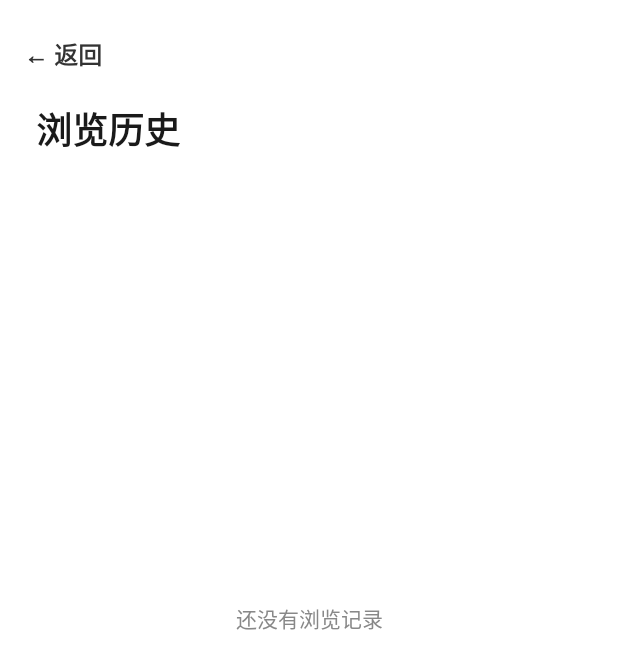
After one commit to Creede-Riel/PoemApp, an Android app: the HistoryActivity screen opened directly, with no data from a screen before it, on a phone screen of 412 x 824 dp. The commit adds this screen. Shown: the top 669 px of the screen. Run offline under Robolectric (Android 15) with nearby library versions, the phone set to English and light mode, and no system bars.

Commit message:
在上述基础上，完成了浏览历史功能，修改了快速点击诗词卡片会进入两次详情页的bug，把历史记录的时间点精确到秒

```diff
--- a/app/src/main/AndroidManifest.xml
+++ b/app/src/main/AndroidManifest.xml
@@ -23,7 +23,10 @@
         </activity>
         <activity android:name=".Ui.Register" />
         <activity android:name=".Ui.MainActivity" />
-        <activity android:name=".Ui.DetailActivity" />
+        <activity
+            android:name=".Ui.DetailActivity"
+            android:launchMode="singleTop" />
+        <activity android:name=".Ui.HistoryActivity" />
     </application>
 
 </manifest>
--- a/app/src/main/java/com/example/poemapp/Data/DBHelper.kt
+++ b/app/src/main/java/com/example/poemapp/Data/DBHelper.kt
@@ -11,7 +11,7 @@ import java.util.Date
 import java.util.Locale
 
 class DBHelper(context: Context) :
-    SQLiteOpenHelper(context, "poem.db", null, 2) {
+    SQLiteOpenHelper(context, "poem.db", null, 3) {
 
     // ==================== 建表语句 ====================
 
@@ -54,13 +54,24 @@ class DBHelper(context: Context) :
         )
     """.trimIndent()
 
+    //创建用来装不同用户浏览历史的表
+    private val createHistory = """
+        create table history (
+            id integer primary key autoincrement,
+            username text,
+            poem_id text,
+            viewed_at text
+        )
+    """.trimIndent()
+
     // ==================== 建库 / 升级 ====================
 
-    // 数据库文件不存在时执行一次：把三张表一次建好
+    // 数据库文件不存在时执行一次：把四张表一次建好
     override fun onCreate(db: SQLiteDatabase) {
         db.execSQL(createUsers)
         db.execSQL(createPoem)
         db.execSQL(createFavorite)
+        db.execSQL(createHistory)
     }
 
     // 数据库已存在、版本号变了时执行：老库补新表
@@ -68,6 +79,10 @@ class DBHelper(context: Context) :
         // 版本 1 -> 2：补上 favorite 表（users / poem 的数据都保留）
         if (oldVersion < 2) {
             db.execSQL(createFavorite)
+        }
+        // 版本 2 -> 3：补上 history 表（同上，老数据都保留）
+        if (oldVersion < 3) {
+            db.execSQL(createHistory)
         }
     }
 
@@ -217,7 +232,7 @@ class DBHelper(context: Context) :
         val values = ContentValues().apply {
             put("username", username)
             put("poem_id", poemId)
-            put("created_at", SimpleDateFormat("yyyy-MM-dd HH:mm", Locale.getDefault()).format(Date()))
+            put("created_at", SimpleDateFormat("yyyy-MM-dd HH:mm:ss", Locale.getDefault()).format(Date()))
         }
         //插入
         writableDatabase.insert("favorite", null, values)
@@ -269,4 +284,48 @@ class DBHelper(context: Context) :
         }
         return list
     }
+
+    // ==================== 浏览历史 ====================
+
+    //增添浏览记录的函数，包括去旧保新
+    fun addHistory(username: String, poemId: String) {
+        // 先删掉这首诗的旧记录（去重：同一首只留一条）
+        writableDatabase.delete(
+            "history",
+            "username = ? and poem_id = ?",
+            arrayOf(username, poemId)
+        )
+        // 再插入新的一条（时间是最新的）
+        val values = ContentValues().apply {
+            put("username", username)
+            put("poem_id", poemId)
+            put("viewed_at", SimpleDateFormat("yyyy-MM-dd HH:mm:ss", Locale.getDefault()).format(Date()))
+        }
+        writableDatabase.insert("history", null, values)
+    }
+
+    //查询浏览记录里面的诗词（最近看的在最上面）
+    fun queryHistory(username: String): List<Poem> {
+        val cursor = readableDatabase.rawQuery(
+            "select p.* from poem p inner join history h on p.id = h.poem_id " +
+                    "where h.username = ? order by h.viewed_at desc, h.id desc",
+            arrayOf(username)
+        )
+        val list = mutableListOf<Poem>()
+        cursor.use { c ->
+            while (c.moveToNext()) {
+                list.add(
+                    Poem(
+                        id = c.getString(c.getColumnIndexOrThrow("id")),
+                        title = c.getString(c.getColumnIndexOrThrow("title")),
+                        author = c.getString(c.getColumnIndexOrThrow("author")),
+                        dynasty = c.getString(c.getColumnIndexOrThrow("dynasty")),
+                        content = c.getString(c.getColumnIndexOrThrow("content")),
+                        famousLine = c.getString(c.getColumnIndexOrThrow("famous_line"))
+                    )
+                )
+            }
+        }
+        return list
+    }
 }
--- a/app/src/main/java/com/example/poemapp/Ui/DetailActivity.kt
+++ b/app/src/main/java/com/example/poemapp/Ui/DetailActivity.kt
@@ -57,6 +57,9 @@ class DetailActivity : AppCompatActivity() {
         // ② 拿到数据库对象（只要一次）
         val dbHelper = DBHelper(this)
 
+        //插一个，每次进入详情页就加浏览历史
+        dbHelper.addHistory(username,id)
+
         // ③ 查这一首有没有被收藏过
         favorited = dbHelper.isFavorite(username, id)
 
--- /dev/null
+++ b/app/src/main/java/com/example/poemapp/Ui/HistoryActivity.kt
@@ -0,0 +1,56 @@
+package com.example.poemapp.Ui
+
+import android.content.Intent
+import android.os.Bundle
+import android.view.View
+import android.widget.TextView
+import androidx.appcompat.app.AppCompatActivity
+import androidx.recyclerview.widget.LinearLayoutManager
+import androidx.recyclerview.widget.RecyclerView
+import com.example.poemapp.Data.DBHelper
+import com.example.poemapp.R
+
+class HistoryActivity : AppCompatActivity() {
+
+    override fun onCreate(savedInstanceState: Bundle?) {
+        super.onCreate(savedInstanceState)
+        setContentView(R.layout.history)    //加载布局
+
+        findViewById<TextView>(R.id.btnBack).setOnClickListener {
+            finish()
+        }
+    }
+
+    //每次进入历史界面就重新加载
+    override fun onResume() {
+        super.onResume()
+        refreshList()
+    }
+
+    private fun refreshList() {
+        val sp = getSharedPreferences("login_prefs", MODE_PRIVATE)
+        val username = sp.getString("currentUser", "") ?: ""
+
+        val list = DBHelper(this).queryHistory(username)
+
+        val rv = findViewById<RecyclerView>(R.id.rvHistory)
+        val tvEmpty = findViewById<TextView>(R.id.tvEmpty)
+
+        if (list.isEmpty()) {
+            tvEmpty.visibility = View.VISIBLE
+            rv.visibility = View.GONE
+        } else {
+            tvEmpty.visibility = View.GONE
+            rv.visibility = View.VISIBLE
+        }
+
+        rv.layoutManager = LinearLayoutManager(this)
+        rv.adapter = PoemAdapter(list) { poem ->             // ④ 适配器类名
+            val intent = Intent(this, DetailActivity::class.java)
+            intent.putExtra("poemId", poem.id)
+            startActivity(intent)
+        }
+    }
+
+
+}
--- a/app/src/main/java/com/example/poemapp/Ui/ProfileFragment.kt
+++ b/app/src/main/java/com/example/poemapp/Ui/ProfileFragment.kt
@@ -39,5 +39,9 @@ class ProfileFragment : Fragment(R.layout.fragment_profile){
                 .show()
              }
 
+        //点击历史记录跳转到浏览记录界面
+        view.findViewById<TextView>(R.id.tvHistory).setOnClickListener {
+            startActivity(Intent(requireContext(), HistoryActivity::class.java))
+        }
          }
     }
--- /dev/null
+++ b/app/src/main/res/layout/history.xml
@@ -0,0 +1,67 @@
+<?xml version="1.0" encoding="utf-8"?>
+<androidx.constraintlayout.widget.ConstraintLayout
+    xmlns:android="http://schemas.android.com/apk/res/android"
+    xmlns:app="http://schemas.android.com/apk/res-auto"
+    android:layout_width="match_parent"
+    android:layout_height="match_parent"
+    android:background="#FFFFFF">
+
+    <!-- 返回键 -->
+    <TextView
+        android:id="@+id/btnBack"
+        android:layout_width="wrap_content"
+        android:layout_height="wrap_content"
+        android:layout_marginStart="16dp"
+        android:layout_marginTop="12dp"
+        android:paddingTop="12dp"
+        android:paddingBottom="12dp"
+        android:text="← 返回"
+        android:textSize="16sp"
+        android:textStyle="bold"
+        android:textColor="#333333"
+        app:layout_constraintStart_toStartOf="parent"
+        app:layout_constraintTop_toTopOf="parent" />
+
+    <!-- 标题（可选，不加也行为） -->
+    <TextView
+        android:id="@+id/tvTitle"
+        android:layout_width="wrap_content"
+        android:layout_height="wrap_content"
+        android:layout_marginStart="24dp"
+        android:layout_marginTop="8dp"
+        android:text="浏览历史"
+        android:textColor="#1A1A1A"
+        android:textSize="24sp"
+        android:textStyle="bold"
+        app:layout_constraintStart_toStartOf="parent"
+        app:layout_constraintTop_toBottomOf="@id/btnBack" />
+
+    <!-- 空状态 -->
+    <TextView
+        android:id="@+id/tvEmpty"
+        android:layout_width="0dp"
+        android:layout_height="wrap_content"
+        android:gravity="center"
+        android:text="还没有浏览记录"
+        android:textColor="#888888"
+        android:visibility="gone"
+        app:layout_constraintTop_toTopOf="parent"
+        app:layout_constraintBottom_toBottomOf="parent"
+        app:layout_constraintStart_toStartOf="parent"
+        app:layout_constraintEnd_toEndOf="parent" />
+
+    <!-- 列表 -->
+    <androidx.recyclerview.widget.RecyclerView
+        android:id="@+id/rvHistory"
+        android:layout_width="0dp"
+        android:layout_height="0dp"
+        android:paddingStart="16dp"
+        android:paddingEnd="16dp"
+        android:paddingTop="16dp"
+        android:paddingBottom="16dp"
+        app:layout_constraintStart_toStartOf="parent"
+        app:layout_constraintEnd_toEndOf="parent"
+        app:layout_constraintTop_toBottomOf="@id/tvTitle"
+        app:layout_constraintBottom_toBottomOf="parent" />
+
+</androidx.constraintlayout.widget.ConstraintLayout>
```
